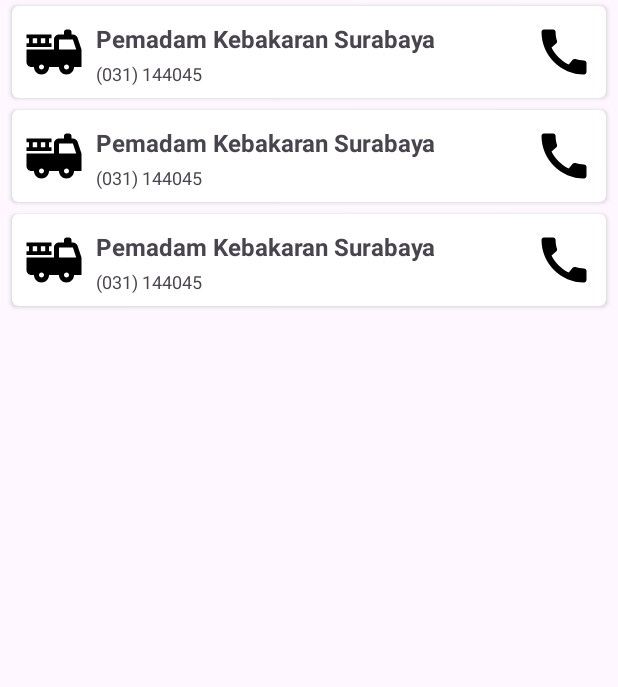
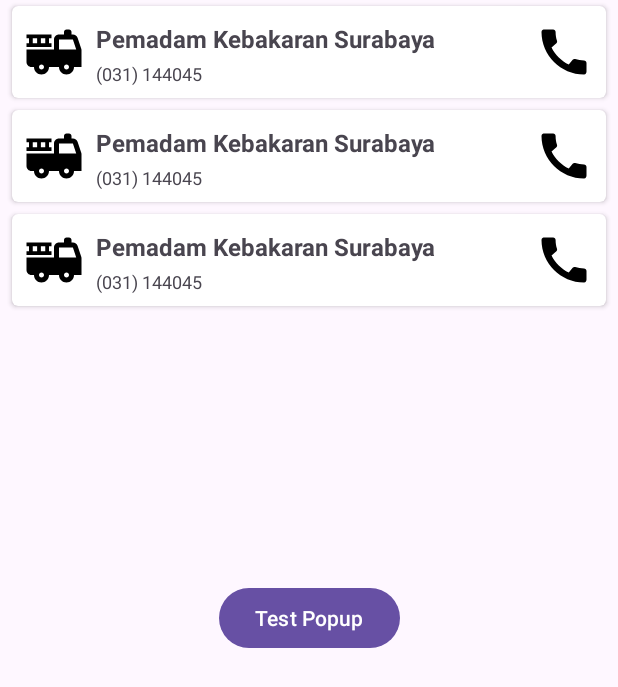
Before and after one commit to EmergenZ-Team/EmergenZ-Android, an Android app: the layout fragment_rv_call.xml on its own in the app's theme, with its tools: preview values and no code run, on a phone screen of 412 x 824 dp. Shown: the top 687 px of the screen. Run offline under Robolectric (Android 15) with nearby library versions, the phone set to English and light mode, and no system bars.

Commit message:
Add pop up layout

```diff
--- a/app/src/main/res/layout/fragment_rv_call.xml
+++ b/app/src/main/res/layout/fragment_rv_call.xml
@@ -14,5 +14,17 @@
         app:layout_constraintEnd_toEndOf="parent"
         app:layout_constraintStart_toStartOf="parent"
         app:layout_constraintTop_toTopOf="parent"
-        tools:listitem="@layout/card_telp" />
+        tools:listitem="@layout/card_telp" >
+
+    </androidx.recyclerview.widget.RecyclerView>
+
+    <Button
+        android:id="@+id/button2"
+        android:layout_width="wrap_content"
+        android:layout_height="wrap_content"
+        android:text="@string/test_popup"
+        app:layout_constraintBottom_toBottomOf="parent"
+        app:layout_constraintEnd_toEndOf="parent"
+        app:layout_constraintStart_toStartOf="parent"
+        app:layout_constraintTop_toTopOf="parent" />
 </androidx.constraintlayout.widget.ConstraintLayout>
--- a/app/src/main/res/values/strings.xml
+++ b/app/src/main/res/values/strings.xml
@@ -10,4 +10,9 @@
     <string name="label_article">Article</string>
     <string name="fragment_contact">Fragment Contact</string>
     <string name="fragment_article">Fragment Article</string>
+    <string name="test">Test</string>
+    <string name="message_alert">Yakin ingin memanggil?</string>
+    <string name="btn_yes">Ya</string>
+    <string name="btn_no">Tidak</string>
+    <string name="test_popup">Test Popup</string>
 </resources>
```
Also changed, not shown: app/src/main/java/com/bangkit/emergenz/ui/fragment/RvCallFragment.kt (+29 -0 lines), app/src/main/res/layout/card_alert.xml (added, +63 -0 lines).
